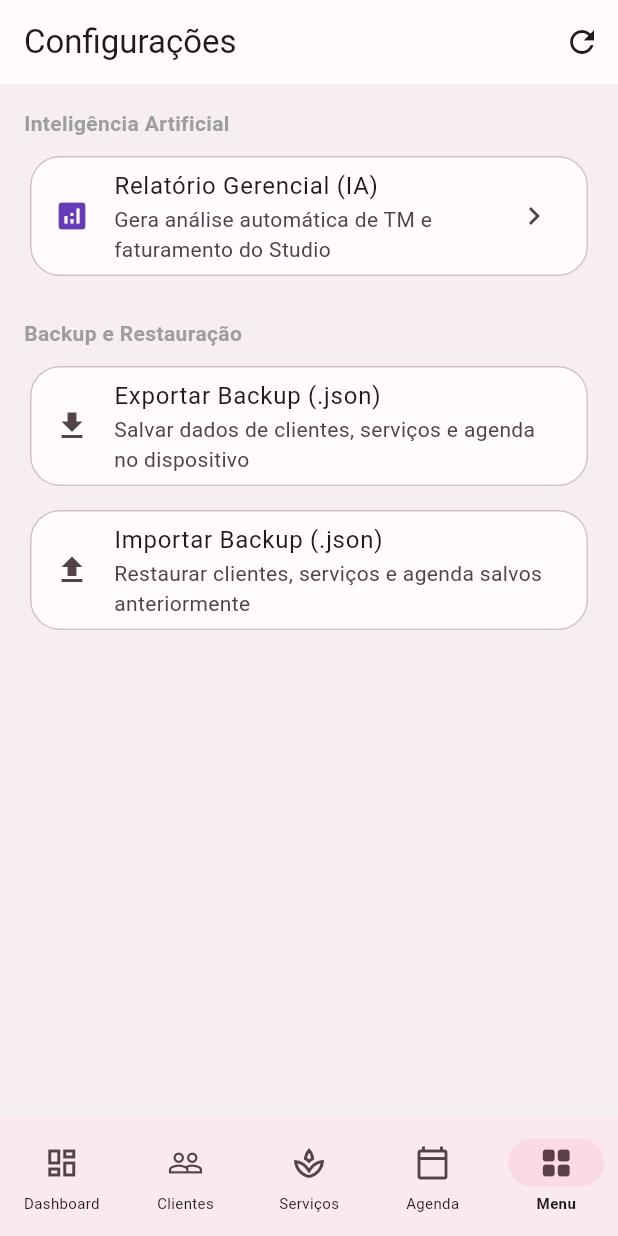
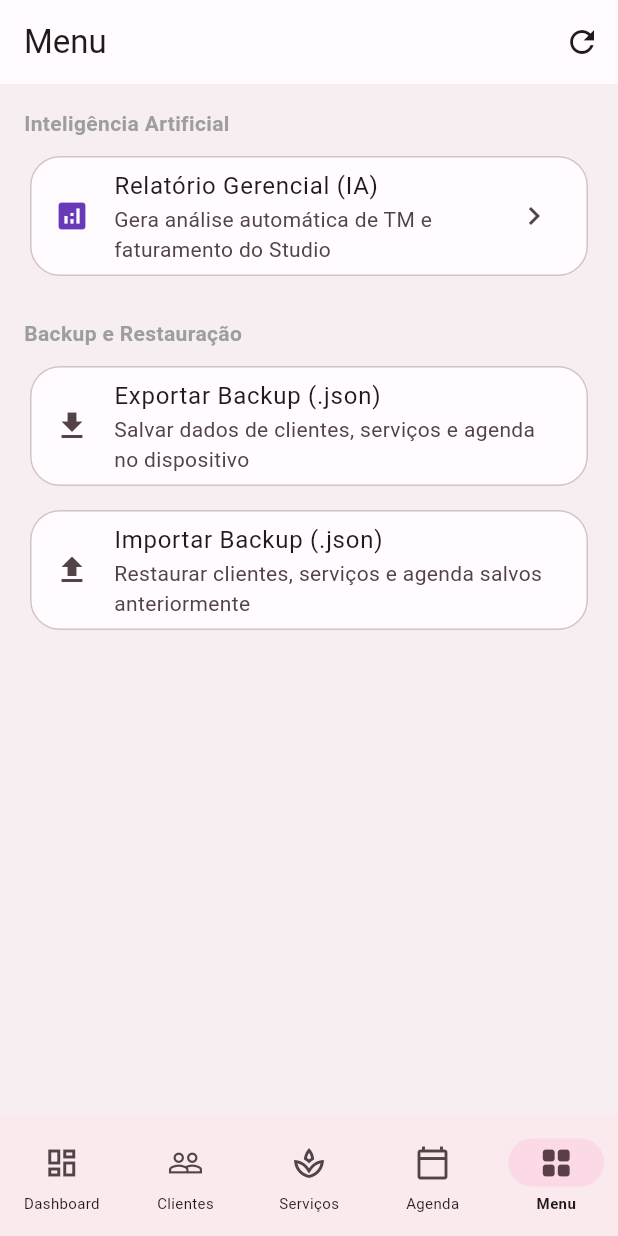
Before and after one commit to MarcosRobertt/beautyconnect, a Flutter app: the ConfiguracoesScreen screen opened by its route, on a phone screen of 412 x 824 dp. Run offline on Flutter 3.47's test engine with Material 3 defaults, Android fonts, the phone set to English and light mode, and no system bars; our stand-ins replace cloud_firestore, firebase_core, flutter_riverpod, go_router, hive; missing offline and left inert: dart:html; accounts and stored records are empty.

Commit message:
Update configuracoes_screen.dart

```diff
--- a/lib/features/configuracoes/screens/configuracoes_screen.dart
+++ b/lib/features/configuracoes/screens/configuracoes_screen.dart
@@ -84,7 +84,6 @@ class _ConfiguracoesScreenState extends ConsumerState<ConfiguracoesScreen> {
   Future<void> _exportarBackup() async {
     setState(() => _processando = true);
     try {
-      // (Mantive toda a sua lógica de backup intacta)
       final clientes = ref.read(clienteControllerProvider).value ?? [];
       final agendamentos = ref.read(todosAgendamentosProvider).value ?? [];
       final servicos = ref.read(servicoControllerProvider).value ?? [];
@@ -156,7 +155,7 @@ class _ConfiguracoesScreenState extends ConsumerState<ConfiguracoesScreen> {
   Widget build(BuildContext context) {
     return Scaffold(
       appBar: AppBar(
-        title: const Text('Configurações'),
+        title: const Text('Menu'),
         actions: [
           IconButton(
             icon: const Icon(Icons.refresh),
@@ -177,8 +176,8 @@ class _ConfiguracoesScreenState extends ConsumerState<ConfiguracoesScreen> {
                 const SizedBox(height: 8),
                 Card(
                   child: ListTile(
-                    leading: const Icon(Icons.analytics, color: Colors.deepPurple), // Ícone alterado para combinar com relatório
-                    title: const Text('Relatório Gerencial (IA)'), // Título alterado
+                    leading: const Icon(Icons.analytics, color: Colors.deepPurple),
+                    title: const Text('Relatório Gerencial (IA)'),
                     subtitle: const Text('Gera análise automática de TM e faturamento do Studio'),
                     trailing: const Icon(Icons.chevron_right),
                     onTap: _abrirIA,
```
